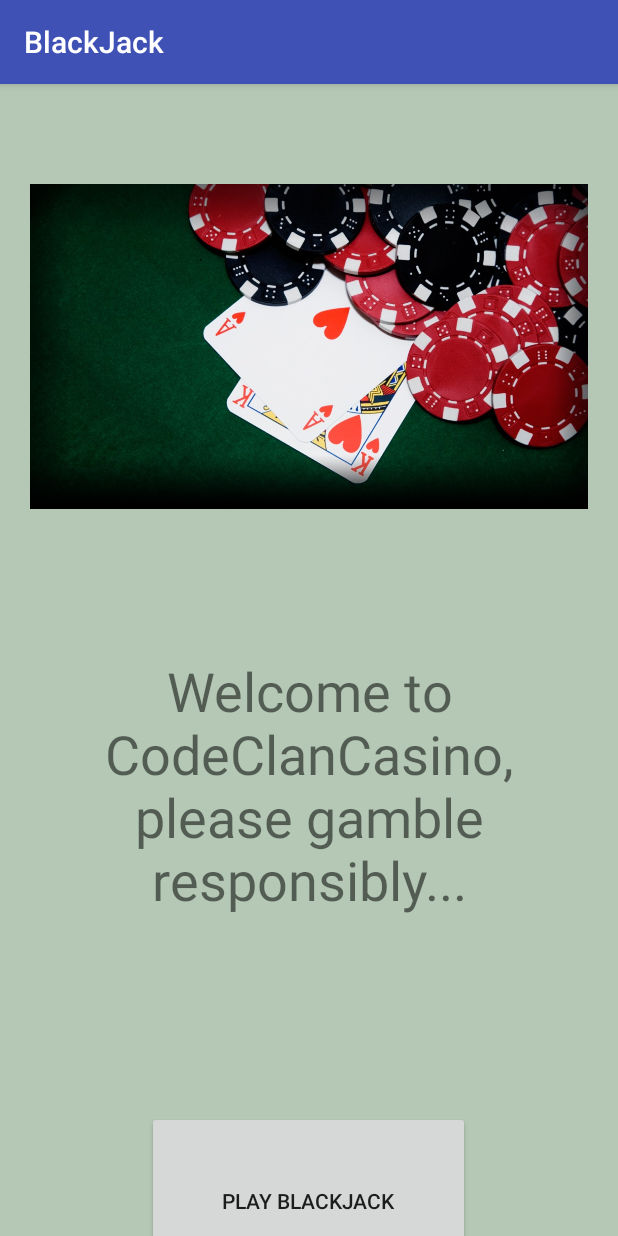
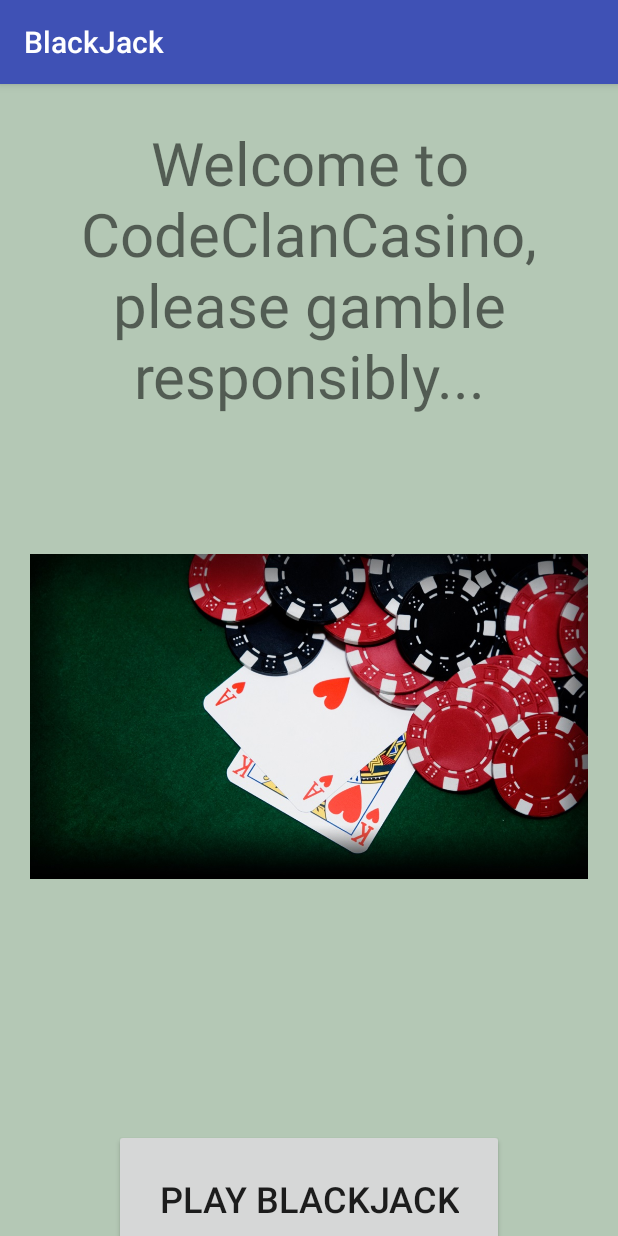
Before and after one commit to EwenFin/BlackJackApp, an Android app: the screen it shows after launch (MainActivity), on a phone screen of 412 x 824 dp. Run offline under Robolectric (Android 15) with nearby library versions, the light colour scheme and no system bars.

```diff
--- a/app/src/main/res/layout/activity_main.xml
+++ b/app/src/main/res/layout/activity_main.xml
@@ -8,22 +8,22 @@
     android:background="@color/green"
     tools:context="com.codeclan.blackjack.MainActivity">
 
+    <TextView
+        android:id="@+id/welcome"
+        android:layout_width="match_parent"
+        android:layout_height="wrap_content"
+        android:layout_gravity="center"
+        android:gravity="top"
+        android:textSize="40dp"
+        android:textAlignment="center"
+        android:padding="25dp"/>
+
 
     <ImageView
         android:id="@+id/welcome_image"
         android:padding="20dp"
         android:layout_width="match_parent"
         android:layout_height="350dp" />
-
-    <TextView
-        android:id="@+id/welcome"
-        android:layout_width="match_parent"
-        android:layout_height="wrap_content"
-        android:layout_gravity="center"
-        android:gravity="top"
-        android:textSize="36dp"
-        android:textAlignment="center"
-        android:padding="30dp"/>
 
 
     <EditText
@@ -44,7 +44,8 @@
         android:text="@string/play_blackjack"
         android:layout_height="wrap_content"
         android:layout_gravity="center"
-        android:padding="50dp"
+        android:padding="30dp"
+        android:textSize="24dp"
         android:onClick="onBlackJackButtonClicked"/>
 
 </LinearLayout>
```
Also changed, not shown: app/src/main/java/com/codeclan/blackjack/Hand.java (+8 -6 lines), 1 other file.
